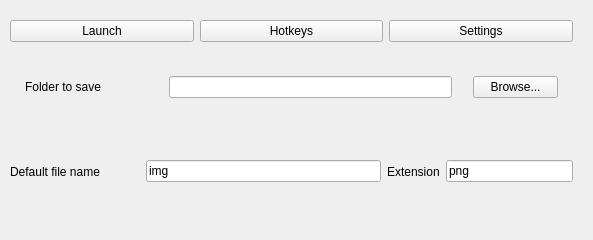
Old version of the form first.ui in the repository QiwiYesman/ScreenShotMake.
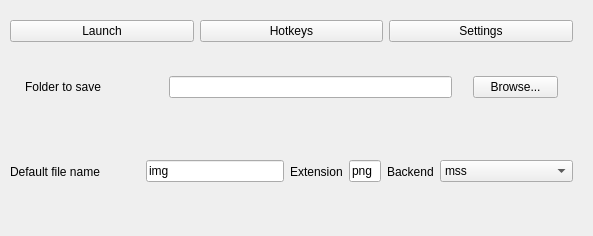
New version of the form.

```diff
--- a/first.ui
+++ b/first.ui
@@ -7,7 +7,7 @@
     <x>0</x>
     <y>0</y>
     <width>593</width>
-    <height>240</height>
+    <height>236</height>
    </rect>
   </property>
   <property name="windowTitle">
@@ -22,7 +22,7 @@
      <height>191</height>
     </rect>
    </property>
-   <layout class="QVBoxLayout" name="verticalLayout">
+   <layout class="QVBoxLayout" name="verticalLayout" stretch="0,0,0">
     <item>
      <layout class="QHBoxLayout" name="horizontalLayout_4">
       <item>
@@ -111,7 +111,7 @@
      </layout>
     </item>
     <item>
-     <layout class="QHBoxLayout" name="horizontalLayout_5" stretch="2,1">
+     <layout class="QHBoxLayout" name="horizontalLayout_5" stretch="3,1,1">
       <item>
        <layout class="QHBoxLayout" name="horizontalLayout_2">
         <item>
@@ -182,6 +182,41 @@
         </item>
        </layout>
       </item>
+      <item>
+       <layout class="QHBoxLayout" name="horizontalLayout_3">
+        <item>
+         <widget class="QLabel" name="label_4">
+          <property name="text">
+           <string>Backend</string>
+          </property>
+         </widget>
+        </item>
+        <item>
+         <widget class="QComboBox" name="backend_input">
+          <item>
+           <property name="text">
+            <string>mss</string>
+           </property>
+          </item>
+          <item>
+           <property name="text">
+            <string>pil</string>
+           </property>
+          </item>
+          <item>
+           <property name="text">
+            <string>scrot</string>
+           </property>
+          </item>
+          <item>
+           <property name="text">
+            <string>gnome-screenshot</string>
+           </property>
+          </item>
+         </widget>
+        </item>
+       </layout>
+      </item>
      </layout>
     </item>
    </layout>
```
